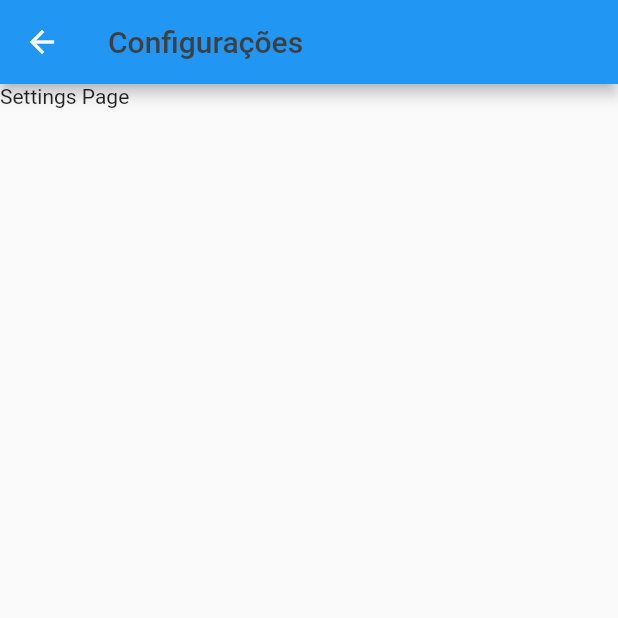
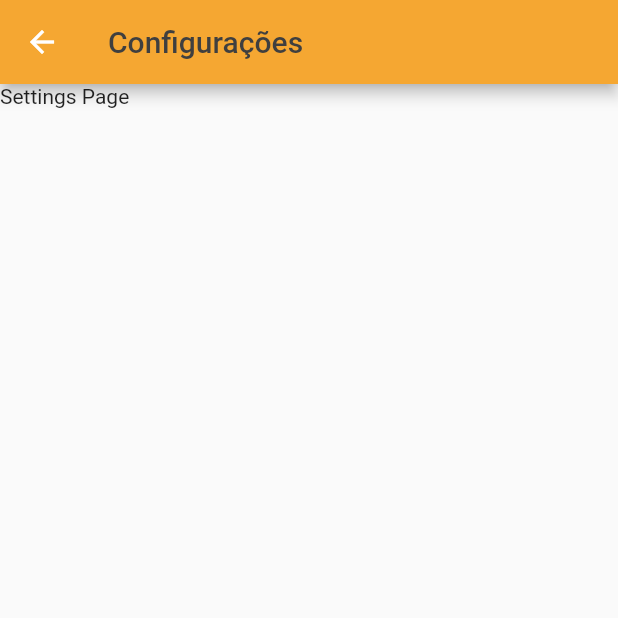
Before and after one commit to GuisCordeiro/find_n_walk, a Flutter app: the SettingsPage screen opened directly, on a phone screen of 412 x 824 dp, the top half of it. Run offline on Flutter 3.47's test engine with Material 2 defaults, Android fonts, the phone set to English and light mode, and no system bars; our stand-ins replace anim_search_bar, curved_navigation_bar, flutter_map, geolocator, latlong2.

Commit message:
consertei outra cor da appbar

```diff
--- a/findnwalk/lib/pages/settingsPage.dart
+++ b/findnwalk/lib/pages/settingsPage.dart
@@ -18,6 +18,7 @@ class _SettingsPageState extends State<SettingsPage> {
   Widget build(BuildContext context) {
     return Scaffold(
       appBar: AppBar(
+        backgroundColor: AppColors.orange,
           title: Text(
             'Configurações',
             style: TextStyle(
```
